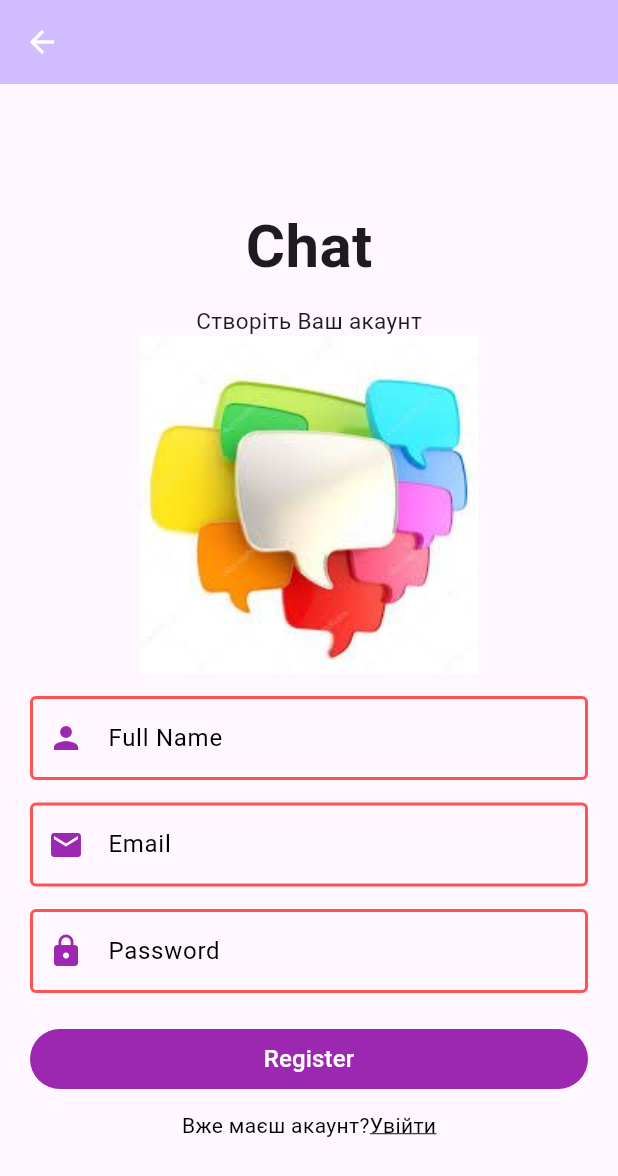
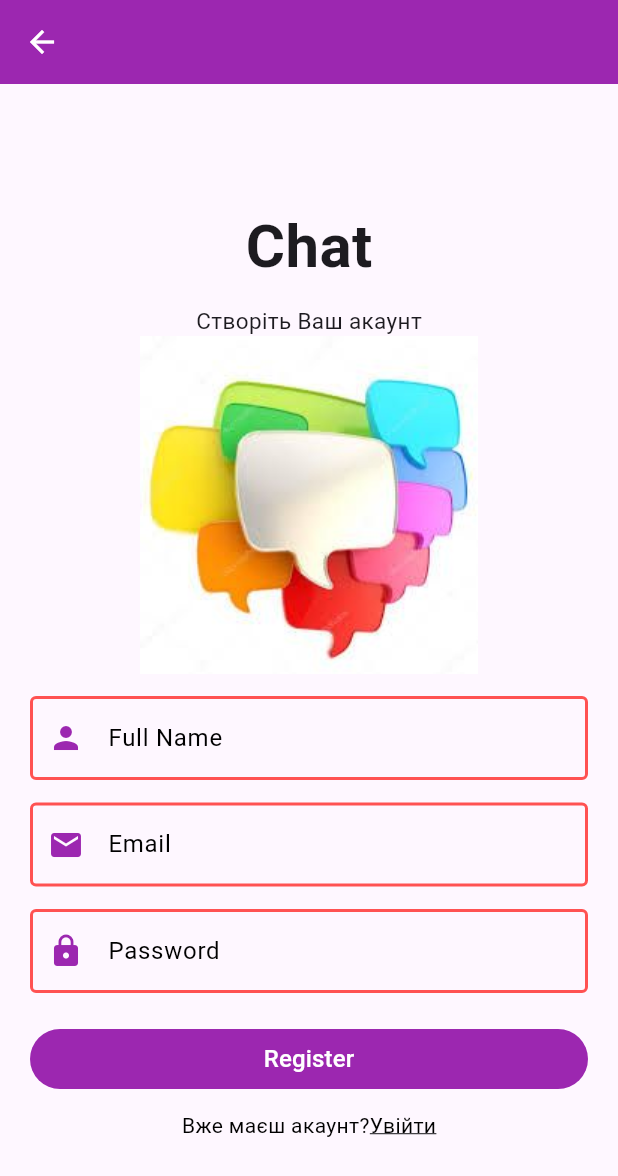
Before and after one commit to CHATappchik/chat_super_app, a Flutter app: the RegisterPage screen opened directly, on a phone screen of 412 x 824 dp. Shown: the top 1176 px of the screen. Run offline on Flutter 3.47's test engine with Material 2 defaults, Android fonts, the light colour scheme and no system bars; our stand-ins replace animated_splash_screen, bloc, firebase_auth, firebase_core, flutter_bloc, page_transition and 1 more; accounts and stored records are empty.

```diff
--- a/lib/screens/auth/login_page.dart
+++ b/lib/screens/auth/login_page.dart
@@ -21,7 +21,7 @@ class _LoginPageState extends State<LoginPage> {
   Widget build(BuildContext context) {
     return Scaffold(
         appBar: AppBar(
-          backgroundColor: Theme.of(context).colorScheme.inversePrimary,
+          backgroundColor: Theme.of(context).primaryColor,
         ),
         body: SingleChildScrollView(
           child: Padding(
--- a/lib/screens/auth/registered_page.dart
+++ b/lib/screens/auth/registered_page.dart
@@ -22,7 +22,7 @@ class _RegisterPageState extends State<RegisterPage> {
   Widget build(BuildContext context) {
     return Scaffold(
         appBar: AppBar(
-          backgroundColor: Theme.of(context).colorScheme.inversePrimary,
+          backgroundColor: Theme.of(context).primaryColor,
         ),
         body: SingleChildScrollView(
           child: Padding(
```
